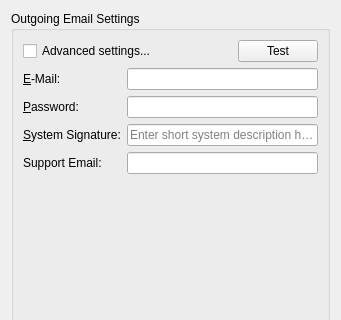
First picture: the form in client/src/ui/widgets/settings/smtp_settings_widget.ui, repository networkoptix/nx_open, before the edit; both pictures show x 0 to 341 and y 0 to 320 of the 341 by 478 pixel window.
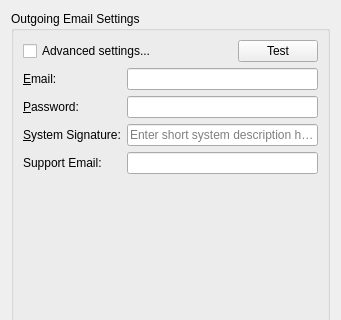
Second picture: the form after the edit.

Commit message:
(Issue #3626) :  "Email" vs "E-mail"
<==== Mercurial data ====>
Branch: master

The edit to the form file:
```diff
--- a/client/src/ui/widgets/settings/smtp_settings_widget.ui
+++ b/client/src/ui/widgets/settings/smtp_settings_widget.ui
@@ -96,7 +96,7 @@
           <item row="0" column="0">
            <widget class="QLabel" name="simpleEmailLabel">
             <property name="text">
-             <string>&amp;E-Mail:</string>
+             <string>&amp;Email:</string>
             </property>
             <property name="buddy">
              <cstring>simpleEmailLineEdit</cstring>
```
Left out of the diff: 12 changed lines with no effect on the pictures. The commit also changes 5 other files.
